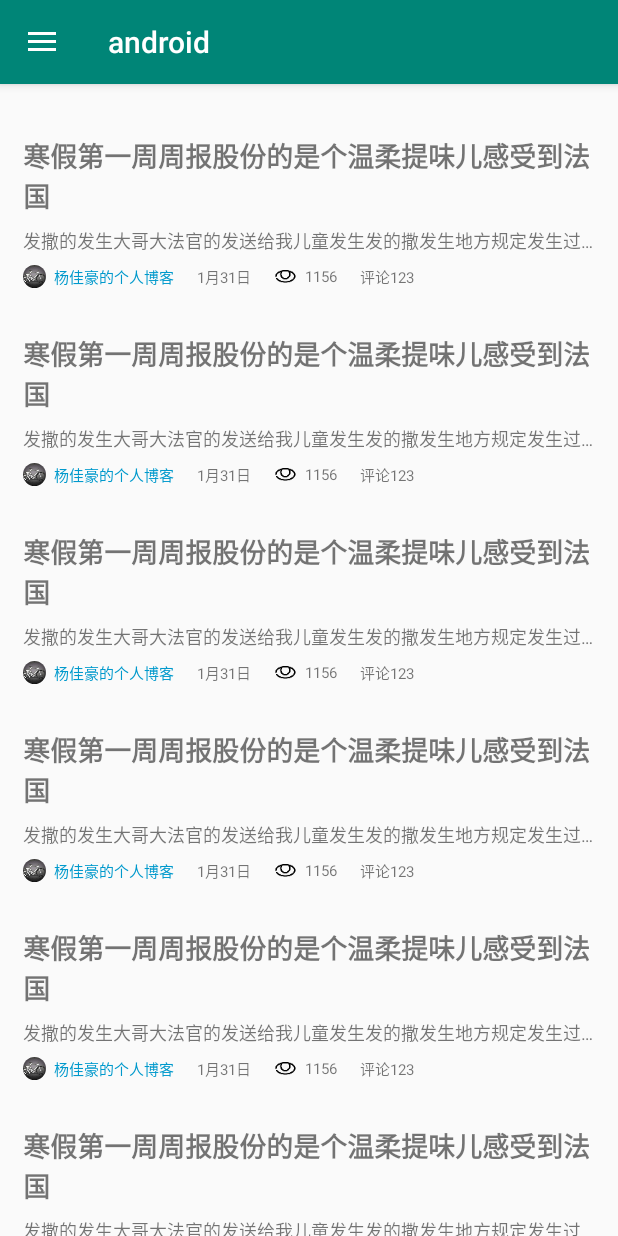
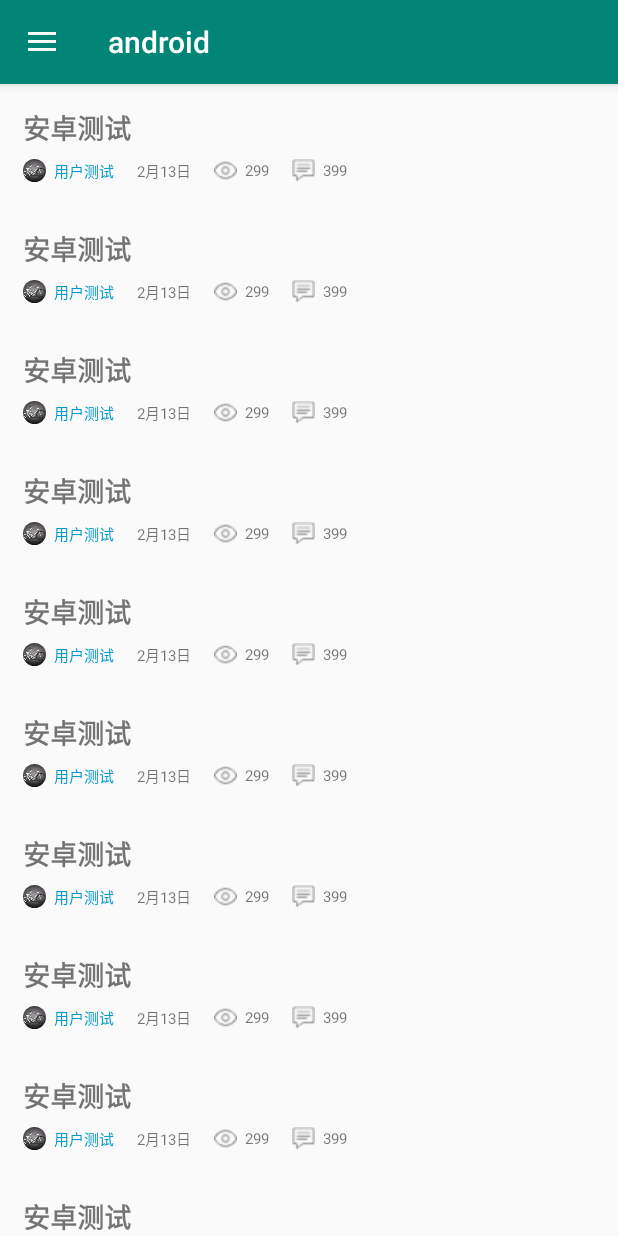
Before and after one commit to xvvx-Rainbowcat/EmailSystem, an Android app: the screen it shows after launch (WeeklyActivity), in the side drawer, after a tap on "Gallery", on a phone screen of 412 x 824 dp. Run offline under Robolectric (Android 15) with nearby library versions, the phone set to English and light mode, and no system bars; our stand-ins replace CircleImageView; pictures from the network do not load.

Commit message:
1.修改WeeklyDetilActivity为MVP 2.修改PagerItemFragment为MVP 3.创建网络框架 4.修改类名变量名 5.具体修改处有注释标记

```diff
--- a/app/src/main/java/com/example/pc_96/emailsystem/adapter/WeeklyAdapter.java
+++ b/app/src/main/java/com/example/pc_96/emailsystem/adapter/WeeklyAdapter.java
@@ -9,27 +9,31 @@ import android.view.ViewGroup;
 import android.widget.ImageView;
 import android.widget.TextView;
 
-import com.bumptech.glide.Glide;
 import com.example.pc_96.emailsystem.R;
-import com.example.pc_96.emailsystem.data.WeeklyMessage;
+import com.example.pc_96.emailsystem.data.WeeklyBean;
 
+import java.util.ArrayList;
 import java.util.List;
 
 public class WeeklyAdapter extends RecyclerView.Adapter<WeeklyAdapter.WeeklyHolder> {
 
     private LayoutInflater mInflater;
     private Context mContext;
-    private List<WeeklyMessage> mData;
+    private ArrayList<WeeklyBean> mData;
     private int mLayoutId;
     private OnItemClickListener mItemClickListener;
 
-    public WeeklyAdapter(Context context, int layoutId, List<WeeklyMessage> data, OnItemClickListener clickListener) {
+    public WeeklyAdapter(Context context, int layoutId, ArrayList<WeeklyBean> data, OnItemClickListener clickListener) {
         mContext = context;
         mInflater = LayoutInflater.from(mContext);
         mData = data;
         mLayoutId = layoutId;
         mItemClickListener = clickListener;
     }
+
+    public void onDataChange(ArrayList<WeeklyBean> mData){
+        this.mData = mData;
+    }   //当网络请求返回时用于修改列表
 
     public interface OnItemClickListener {
         void onItemClick(int position);
@@ -50,7 +54,7 @@ public class WeeklyAdapter extends RecyclerView.Adapter<WeeklyAdapter.WeeklyHold
                 mItemClickListener.onItemClick(i);
             }
         });
-        // weeklyHolder.onBindView(weeklyHolder, mData.get(i), mContext);
+        weeklyHolder.onBindView(weeklyHolder, mData.get(i), mContext);
     }
 
     @Override
@@ -58,26 +62,33 @@ public class WeeklyAdapter extends RecyclerView.Adapter<WeeklyAdapter.WeeklyHold
         return mData.size();
     }
 
-    public static class WeeklyHolder extends RecyclerView.ViewHolder {
+
+    public static class WeeklyHolder extends RecyclerView.ViewHolder {  //新增Title,CommentCount
 
         public ImageView mUserAvatar;
+        public TextView mTitle;
         public TextView mUserName;
         public TextView mTime;
         public TextView mViewingCount;
+        public TextView mCommentCount;
 
         public WeeklyHolder(View itemView) {
             super(itemView);
             mUserAvatar = itemView.findViewById(R.id.avater);
+            mTitle = itemView.findViewById(R.id.title);
             mUserName = itemView.findViewById(R.id.name);
             mTime = itemView.findViewById(R.id.time);
             mViewingCount = itemView.findViewById(R.id.viewing_count);
+            mCommentCount = itemView.findViewById(R.id.comment_count);
         }
 
-        public void onBindView(WeeklyHolder holder, WeeklyMessage data, Context context) {
-            Glide.with(context).load(data.avatar).into(holder.mUserAvatar);
-            holder.mUserName.setText(data.name);
-            holder.mTime.setText(data.time);
-            holder.mViewingCount.setText(String.valueOf(data.viewingCount));
+        public void onBindView(WeeklyHolder holder, WeeklyBean data, Context context) {
+//            Glide.with(context).load(data.mAvatarUrl).into(holder.mUserAvatar);
+            holder.mTitle.setText(data.mTitle);
+            holder.mUserName.setText(data.mUserName);
+            holder.mTime.setText(data.mTime);
+            holder.mViewingCount.setText(data.mViewerCount+"");
+            holder.mCommentCount.setText(data.mCommentCount+"");
         }
 
     }
--- /dev/null
+++ b/app/src/main/java/com/example/pc_96/emailsystem/data/WeeklyBean.java
@@ -0,0 +1,54 @@
+package com.example.pc_96.emailsystem.data;
+
+public class WeeklyBean {   //修改WeeklyMessage为WeeklyBean,由于之后可能还会有更多的数据类所以总称为Bean最好(最少我是这样觉得的)
+    public String mTitle;
+    public String mTime;
+    public String mUserName;
+    public String mAvatarUrl;
+    public int mViewerCount;
+    public int mCommentCount;
+    public String mContentUrl;
+    public int mType;
+
+
+
+    public WeeklyBean (String mTitle, String mTime, String mUserName, String mAvatarUrl
+            , int mViewerCount, int mCommentCount, String mContentUrl, int mType) {
+        this.mTitle = mTitle;
+        this.mTime = mTime;
+        this.mUserName = mUserName;
+        this.mAvatarUrl = mAvatarUrl;
+        this.mViewerCount = mViewerCount;
+        this.mCommentCount = mCommentCount;
+        this.mContentUrl = mContentUrl;
+        this.mType = mType;
+    }
+
+    public String getmTitle () {
+        return mTitle;
+    }
+
+    public String getmTime () {
+        return mTime;
+    }
+
+    public String getmUserName () {
+        return mUserName;
+    }
+
+    public String getmAvatarUrl () {
+        return mAvatarUrl;
+    }
+
+    public int getmViewerCount () {
+        return mViewerCount;
+    }
+
+    public int getmCommentCount () {
+        return mCommentCount;
+    }
+
+    public String getmContentUrl () {
+        return mContentUrl;
+    }
+}
--- a/app/src/main/java/com/example/pc_96/emailsystem/data/WeeklyMessage.java
+++ /dev/null
@@ -1,21 +0,0 @@
-package com.example.pc_96.emailsystem.data;
-
-import android.os.Parcelable;
-
-import java.io.Serializable;
-
-public class WeeklyMessage implements Serializable {
-    public int avatar;
-    public String name;
-    public String time;
-    public int viewingCount;
-    public String title;
-
-    public WeeklyMessage(int avatar, String name, String time, int viewingCount, String title) {
-        this.avatar = avatar;
-        this.name = name;
-        this.time = time;
-        this.viewingCount = viewingCount;
-        this.title = title;
-    }
-}
--- /dev/null
+++ b/app/src/main/java/com/example/pc_96/emailsystem/presenter/WeeklyItemPresenter.java
@@ -0,0 +1,70 @@
+package com.example.pc_96.emailsystem.presenter;
+
+import android.os.Handler;
+import android.os.Message;
+
+import com.example.pc_96.emailsystem.data.WeeklyBean;
+import com.example.pc_96.emailsystem.util.WeeklyView;
+
+import java.util.ArrayList;
+
+public class WeeklyItemPresenter {  //修改PagerItemFragment为MVP模式,新增WeeklyItemPresenter
+    public static final int RESPONSE_OK = 0;
+    public static final int RESPONSE_FAIL = 1;
+    public static final int TYPE_ANDROID = 0;
+    public static final int TYPE_IOS = 1;
+    public static final int TYPE_SERVICE = 2;
+    public static final int TYPE_WEB = 3;
+
+    private int mType;
+    private ArrayList<WeeklyBean> mWeeklyBeanList;
+    private WeeklyView mView;
+    private Handler dataHandle = new Handler(new Handler.Callback() {
+        @Override
+        public boolean handleMessage (Message message) {
+            switch (message.what){
+                case RESPONSE_OK:{
+                    mView.onServerResponse(mWeeklyBeanList);
+                }
+                case RESPONSE_FAIL:{
+
+                }
+            }
+            return true;
+        }
+    });
+
+    public WeeklyItemPresenter (WeeklyView mView, int mType){
+        this.mView = mView;
+        this.mType = mType;
+        mWeeklyBeanList = new ArrayList<>();
+    }
+
+
+    public void getServerResponse() {   //网络请求多线程,之后如果有需要可以改成rxJava
+        new Thread(new Runnable() {
+            @Override
+            public void run () {
+                String title = null;
+                switch (mType){
+                    case TYPE_ANDROID:
+                        title = "安卓测试";break;
+                    case TYPE_IOS:
+                        title = "苹果测试";break;
+                    case TYPE_SERVICE:
+                        title = "后台测试";break;
+                    case TYPE_WEB:
+                        title = "网页测试";break;
+                }
+                for(int i = 0;i<15;i++){    //加载15条测试数据,后改网络请求判断
+                    WeeklyBean weeklyBean = new WeeklyBean(title,"2月13日"
+                            ,"用户测试","...png",299,399,"http://....",mType);
+                    //后改网络请求获取该信息
+                    mWeeklyBeanList.add(weeklyBean);
+                }
+                dataHandle.sendEmptyMessage(RESPONSE_OK);
+            }
+        }).start();
+
+    }
+}
--- a/app/src/main/java/com/example/pc_96/emailsystem/presenter/constract/WeeklyConstract.java
+++ /dev/null
@@ -1,14 +0,0 @@
-package com.example.pc_96.emailsystem.presenter.constract;
-
-import com.example.pc_96.emailsystem.util.BasePresenter;
-import com.example.pc_96.emailsystem.util.BaseView;
-
-public interface WeeklyConstract {
-    interface View extends BaseView<Presenter> {
-
-    }
-
-    interface Presenter extends BasePresenter {
-        void getWeekly();
-    }
-}
--- a/app/src/main/java/com/example/pc_96/emailsystem/ui/PagerItemFragment.java
+++ b/app/src/main/java/com/example/pc_96/emailsystem/ui/PagerItemFragment.java
@@ -2,7 +2,6 @@ package com.example.pc_96.emailsystem.ui;
 
 import android.content.Intent;
 import android.os.Bundle;
-import android.os.Parcelable;
 import android.support.annotation.NonNull;
 import android.support.annotation.Nullable;
 import android.support.v4.app.Fragment;
@@ -14,43 +13,52 @@ import android.view.ViewGroup;
 
 import com.example.pc_96.emailsystem.R;
 import com.example.pc_96.emailsystem.adapter.WeeklyAdapter;
-import com.example.pc_96.emailsystem.data.WeeklyMessage;
+import com.example.pc_96.emailsystem.data.WeeklyBean;
+import com.example.pc_96.emailsystem.presenter.WeeklyItemPresenter;
+import com.example.pc_96.emailsystem.util.WeeklyView;
 
-import java.io.Serializable;
 import java.util.ArrayList;
-import java.util.List;
 
-public class PagerItemFragment extends Fragment {
+public class PagerItemFragment extends Fragment implements WeeklyView {
 
-    private List<WeeklyMessage> data = new ArrayList<>();
+    private WeeklyItemPresenter mPresenter;
+    private ArrayList<WeeklyBean> mWeeklyBeanList = new ArrayList<>();
+    private WeeklyAdapter mAdapter;
+    private int mType;
 
     @Nullable
     @Override
-    public View onCreateView(@NonNull LayoutInflater inflater, @Nullable ViewGroup container, @Nullable Bundle savedInstanceState) {
+    public View onCreateView (@NonNull LayoutInflater inflater, @Nullable ViewGroup container, @Nullable Bundle savedInstanceState) {
         View view = inflater.inflate(R.layout.fragment_weekly_item, container, false);
-        initData();
         initView(view);
         return view;
     }
 
-    private void initData() {
-        WeeklyMessage message = new WeeklyMessage(R.mipmap.aver, "yjh", "2019.1.29 11:06",
-                12, "fasdfasdfasdfdsagfdsgsdgdfsg");
-        for (int i = 0; i < 10; i++) {
-            data.add(message);
-        }
-    }
-
-    private void initView(View view) {
+    private void initView (View view) {
         RecyclerView recyclerView = view.findViewById(R.id.group_weekly_recycler);
         recyclerView.setLayoutManager(new LinearLayoutManager(getContext(), LinearLayoutManager.VERTICAL, false));
         WeeklyAdapter.OnItemClickListener clickListener = (position) -> {
-            WeeklyMessage message = data.get(position);
+            WeeklyBean bean = mWeeklyBeanList.get(position);
             Intent intent = new Intent(getContext(), WeeklyDetilActivity.class);
-            intent.putExtra("data", message);
+            intent.putExtra("data", bean.mContentUrl);  //将文章真实地址传递给详细界面
             startActivity(intent);
         };
-        WeeklyAdapter adapter = new WeeklyAdapter(getContext(), R.layout.weekly_recycler_item, data, clickListener);
-        recyclerView.setAdapter(adapter);
+        mAdapter = new WeeklyAdapter(getContext(), R.layout.weekly_recycler_item, mWeeklyBeanList, clickListener);
+        recyclerView.setAdapter(mAdapter);
+        mPresenter = new WeeklyItemPresenter(this,mType);
+        mPresenter.getServerResponse();
     }
+
+    @Override
+    public void onServerResponse (ArrayList<WeeklyBean> weeklyBeanArrayList) {
+        mWeeklyBeanList = weeklyBeanArrayList;
+        mAdapter.onDataChange(weeklyBeanArrayList);
+        mAdapter.notifyDataSetChanged();
+    }
+
+    @Override
+    public void bindType (int type) {
+        mType = type;
+    }   //用于获取Fragment显示的类别,调用于WeeklyActivity(后可改为调用于WeeklyActivty的Presenter)
+
 }
--- a/app/src/main/java/com/example/pc_96/emailsystem/ui/WeeklyActivity.java
+++ b/app/src/main/java/com/example/pc_96/emailsystem/ui/WeeklyActivity.java
@@ -15,16 +15,18 @@ import android.view.MenuItem;
 
 import com.example.pc_96.emailsystem.R;
 import com.example.pc_96.emailsystem.adapter.WeeklyPagerAdapter;
-import com.example.pc_96.emailsystem.presenter.constract.WeeklyConstract;
 
 import java.util.ArrayList;
 import java.util.List;
 
 public class WeeklyActivity extends AppCompatActivity
-        implements NavigationView.OnNavigationItemSelectedListener, WeeklyConstract.View {
+        implements NavigationView.OnNavigationItemSelectedListener {
+    public static final int TYPE_ANDROID = 0;
+    public static final int TYPE_IOS = 1;
+    public static final int TYPE_SERVICE = 2;
+    public static final int TYPE_WEB = 3;
 
     private DrawerLayout mDrawerLayout;
-    private WeeklyConstract.Presenter mPresenter;
     private ViewPager mPager;
 
     @Override
@@ -52,8 +54,10 @@ public class WeeklyActivity extends AppCompatActivity
 
         mPager = findViewById(R.id.weekly_viewpager);
         List<Fragment> fragmentList = new ArrayList<>();
-        for (int i = 0; i < 4; i++) {
-            fragmentList.add(new PagerItemFragment());
+        for (int i = TYPE_ANDROID; i <= TYPE_WEB; i++) {
+            PagerItemFragment tempFragment = new PagerItemFragment();
+            fragmentList.add(tempFragment);
+            tempFragment.bindType(i);   //创建碎片后绑定类别
         }
         WeeklyPagerAdapter adapter = new WeeklyPagerAdapter(getSupportFragmentManager(), fragmentList);
         mPager.setAdapter(adapter);
@@ -65,16 +69,16 @@ public class WeeklyActivity extends AppCompatActivity
             @Override
             public void onPageSelected(int i) {
                 switch (i) {
-                    case 0:
+                    case TYPE_ANDROID:
                         actionBar.setTitle("android");
                         break;
-                    case 1:
+                    case TYPE_IOS:
                         actionBar.setTitle("ios");
                         break;
-                    case 2:
+                    case TYPE_SERVICE:
                         actionBar.setTitle("service");
                         break;
-                    case 3:
+                    case TYPE_WEB:
                         actionBar.setTitle("web");
                         break;
                     default:
@@ -119,8 +123,4 @@ public class WeeklyActivity extends AppCompatActivity
         return true;
     }
 
-    @Override
-    public void setPresenter(WeeklyConstract.Presenter presenter) {
-        mPresenter = presenter;
-    }
 }
--- a/app/src/main/java/com/example/pc_96/emailsystem/ui/WeeklyDetilActivity.java
+++ b/app/src/main/java/com/example/pc_96/emailsystem/ui/WeeklyDetilActivity.java
@@ -1,64 +1,41 @@
 package com.example.pc_96.emailsystem.ui;
 
+import android.os.Bundle;
 import android.support.design.widget.FloatingActionButton;
 import android.support.v7.app.AppCompatActivity;
-import android.os.Bundle;
 import android.support.v7.widget.LinearLayoutManager;
 import android.support.v7.widget.RecyclerView;
-import android.view.animation.Animation;
-import android.view.animation.AnimationUtils;
-import android.view.animation.RotateAnimation;
-import android.view.animation.ScaleAnimation;
 import android.widget.TextView;
 
 import com.example.pc_96.emailsystem.R;
 import com.example.pc_96.emailsystem.adapter.CommentAdapter;
 import com.example.pc_96.emailsystem.data.Comment;
+import com.example.pc_96.emailsystem.presenter.WeeklyDetilPresenter;
+import com.example.pc_96.emailsystem.util.WeeklyDetilView;
 import com.zzhoujay.richtext.RichText;
 
 import java.util.ArrayList;
 import java.util.List;
 
-public class WeeklyDetilActivity extends AppCompatActivity {
+public class WeeklyDetilActivity extends AppCompatActivity implements WeeklyDetilView {
 
+    private WeeklyDetilPresenter mPresenter;
     private RecyclerView mCommentRecyclerView;
     private CommentAdapter mCommentAdapter;
     private List<Comment> mData;
-    private String content = "# 1.21-1.27周报\n" +
-            "\n" +
-            "## 本周学习内容\n" +
-            "*\t复习通知并进行总结\n" +
-            "*\t学习动画并进行总结\n" +
-            "*\tleetcode用java做了几道算法题\n" +
-            "*\t又看了下mvp模式\n" +
-            "*\t复习rxjava和retrofit的基本使用\n" +
-            "\n" +
-            "## 遇到问题\n" +
-            "*\t算法太差...\n" +
-            "\n" +
-            "## 下周学习计划\n" +
-            "*\t开始写项目\n" +
-            "\n" +
-            "## 本周分享\n" +
-            "*\t[通知总结](http://note.youdao.com/noteshare?id=29270193f50b33b784359516066a8163&sub=181F5D9CBF3E44D492DA00D8E3A4616D)\n" +
-            "*\t[动画总结](http://note.youdao.com/noteshare?id=84aa4ed47e4fb817e4717bd80a32b33b&sub=50387829C1CE42E3B161115114BCB5E1)";
+    private TextView mTextView;
 
     @Override
-    protected void onCreate(Bundle savedInstanceState) {
+    protected void onCreate (Bundle savedInstanceState) {
         super.onCreate(savedInstanceState);
         setContentView(R.layout.activity_weekly_detil);
-        initData();
         initView();
     }
 
-    private void initData() {
-        TextView textView = findViewById(R.id.weekly_content);
+
+    private void initView () {
+        mTextView = findViewById(R.id.weekly_content);
         mData = new ArrayList<>();
-        RichText.initCacheDir(this);
-        RichText.fromMarkdown(content).into(textView);
-    }
-
-    private void initView() {
         FloatingActionButton floatingActionButton = findViewById(R.id.fab);
         floatingActionButton.setOnClickListener((view) -> {
         });
@@ -68,11 +45,23 @@ public class WeeklyDetilActivity extends AppCompatActivity {
         layoutManager.setOrientation(LinearLayoutManager.VERTICAL);
         mCommentRecyclerView.setLayoutManager(layoutManager);
         mCommentRecyclerView.setAdapter(mCommentAdapter);
+        mPresenter = new WeeklyDetilPresenter(this);
+        mPresenter.getServerResponse();
     }
 
     @Override
-    protected void onDestroy() {
+    protected void onDestroy () {
         super.onDestroy();
         RichText.recycle();
     }
+
+    @Override
+    public void onServerResponse (String content) {
+        //具体调用放到WeeklyDetilPresenter中,现在可以用于显示html格式的字符,代码块的显示还需要处理
+        //通过Jsoup等框架爬取的信息为html格式
+        RichText.initCacheDir(this);
+        RichText.fromHtml(content).bind(this)
+                .into(mTextView);
+    }
+
 }
--- /dev/null
+++ b/app/src/main/java/com/example/pc_96/emailsystem/util/WeeklyDetilView.java
@@ -0,0 +1,6 @@
+package com.example.pc_96.emailsystem.util;
+
+public interface WeeklyDetilView {
+    void onServerResponse (String content);
+
+}
--- /dev/null
+++ b/app/src/main/java/com/example/pc_96/emailsystem/util/WeeklyView.java
@@ -0,0 +1,10 @@
+package com.example.pc_96.emailsystem.util;
+
+import com.example.pc_96.emailsystem.data.WeeklyBean;
+
+import java.util.ArrayList;
+
+public interface WeeklyView {
+    void onServerResponse(ArrayList<WeeklyBean> weeklyBeanArrayList);
+    void bindType(int type);
+}
--- a/app/src/main/res/layout/fragment_weekly_item.xml
+++ b/app/src/main/res/layout/fragment_weekly_item.xml
@@ -4,10 +4,10 @@
     android:layout_height="match_parent"
     android:orientation="vertical">
 
-    <TextView
-        android:id="@+id/group_name"
-        android:layout_width="match_parent"
-        android:layout_height="wrap_content" />
+    <!--<TextView-->
+        <!--android:id="@+id/group_name"-->
+        <!--android:layout_width="match_parent"-->
+        <!--android:layout_height="wrap_content" />-->
 
     <android.support.v7.widget.RecyclerView
         android:id="@+id/group_weekly_recycler"
--- a/app/src/main/res/layout/weekly_recycler_item.xml
+++ b/app/src/main/res/layout/weekly_recycler_item.xml
@@ -12,19 +12,10 @@
         android:id="@+id/title"
         android:layout_width="wrap_content"
         android:layout_height="wrap_content"
-        android:text="寒假第一周周报股份的是个温柔提味儿感受到法国"
+        android:text="title"
         android:textSize="18sp"
         android:textStyle="bold" />
 
-    <TextView
-        android:id="@+id/content"
-        android:layout_width="wrap_content"
-        android:layout_height="wrap_content"
-        android:ellipsize="end"
-        android:textSize="12sp"
-        android:layout_marginTop="7dp"
-        android:text="发撒的发生大哥大法官的发送给我儿童发生发的撒发生地方规定发生过的闪光点热污染萨法士大夫撒"
-        android:singleLine="true" />
 
     <LinearLayout
         android:id="@+id/weekly_msg"
@@ -46,7 +37,7 @@
             android:layout_gravity="center"
             android:layout_marginLeft="5dp"
             android:textColor="@android:color/holo_blue_dark"
-            android:text="杨佳豪的个人博客"
+            android:text="username"
             android:textSize="10sp" />
 
         <TextView
@@ -55,7 +46,7 @@
             android:layout_height="wrap_content"
             android:layout_gravity="center"
             android:layout_marginLeft="15dp"
-            android:text="1月31日"
+            android:text="time"
             android:textSize="10sp" />
 
         <ImageView
@@ -63,9 +54,10 @@
             android:layout_height="15dp"
             android:layout_gravity="center"
             android:layout_marginLeft="15dp"
-            android:src="@mipmap/viewing_count" />
+            android:src="@drawable/icon_eye" />
 
         <TextView
+            android:gravity="center"
             android:id="@+id/viewing_count"
             android:layout_width="wrap_content"
             android:layout_height="wrap_content"
@@ -74,14 +66,22 @@
             android:layout_marginLeft="5dp"
             android:text="1156" />
 
+        <ImageView
+            android:layout_width="15dp"
+            android:layout_height="15dp"
+            android:layout_gravity="center"
+            android:layout_marginLeft="15dp"
+            android:src="@drawable/icon_comment" />
+
         <TextView
             android:id="@+id/comment_count"
+            android:gravity="center"
             android:layout_width="wrap_content"
             android:layout_height="wrap_content"
+            android:layout_marginLeft="5dp"
             android:layout_gravity="center"
-            android:layout_marginLeft="15dp"
             android:textSize="10sp"
-            android:text="评论123" />
+            android:text="123" />
     </LinearLayout>
 
 </LinearLayout>
```
Also changed, not shown: app/src/main/java/com/example/pc_96/emailsystem/presenter/WeeklyDetilPresenter.java (added, +96 -0 lines), app/src/main/java/com/example/pc_96/emailsystem/presenter/WeeklyPresenter.java (deleted, +0 -10 lines), app/src/main/res/drawable-v24/icon_comment.png (added), app/src/main/res/drawable-v24/icon_eye.png (added).
